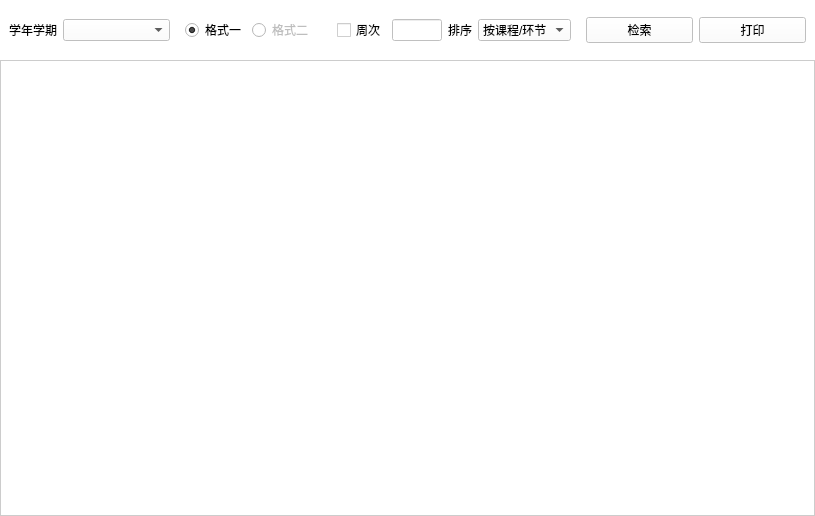
First picture: the form in Qt-Zhku-Client/CurriculumArrangement_Ui.ui, repository yujiecong/Qt-Zhku-Client, before the edit.
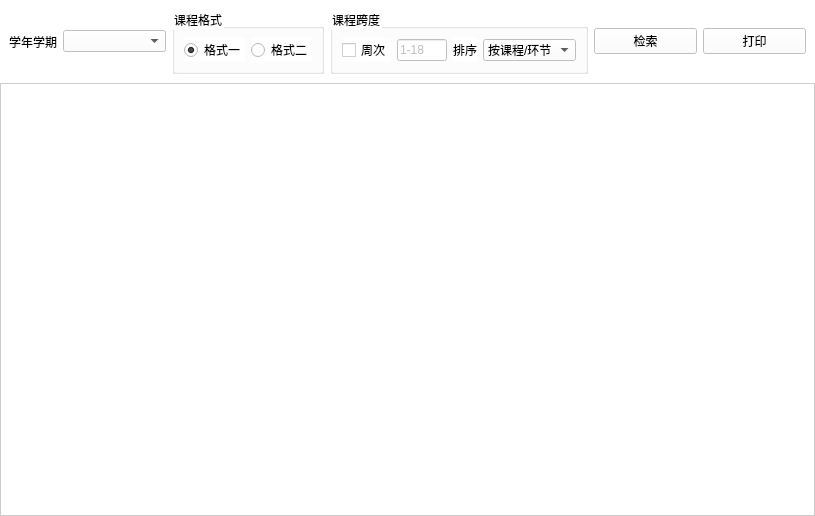
Second picture: the form after the edit.

```diff
--- a/Qt-Zhku-Client/CurriculumArrangement_Ui.ui
+++ b/Qt-Zhku-Client/CurriculumArrangement_Ui.ui
@@ -52,7 +52,10 @@
        <widget class="QComboBox" name="comboBox"/>
       </item>
       <item>
-       <widget class="QWidget" name="widget" native="true">
+       <widget class="QGroupBox" name="groupBox">
+        <property name="title">
+         <string>课程格式</string>
+        </property>
         <layout class="QHBoxLayout" name="horizontalLayout">
          <item>
           <widget class="QRadioButton" name="radioButton">
@@ -67,7 +70,7 @@
          <item>
           <widget class="QRadioButton" name="radioButton_2">
            <property name="enabled">
-            <bool>false</bool>
+            <bool>true</bool>
            </property>
            <property name="text">
             <string>格式二</string>
@@ -78,7 +81,10 @@
        </widget>
       </item>
       <item>
-       <widget class="QWidget" name="type1Widget" native="true">
+       <widget class="QGroupBox" name="type1Widget">
+        <property name="title">
+         <string>课程跨度</string>
+        </property>
         <layout class="QHBoxLayout" name="horizontalLayout_3">
          <item>
           <widget class="QCheckBox" name="checkBox">
@@ -117,7 +123,7 @@
             </size>
            </property>
            <property name="text">
-            <string/>
+            <string>1-18</string>
            </property>
           </widget>
          </item>
@@ -179,7 +185,7 @@
         <x>0</x>
         <y>0</y>
         <width>813</width>
-        <height>458</height>
+        <height>444</height>
        </rect>
       </property>
       <layout class="QVBoxLayout" name="imgVerticalLayout">
```
